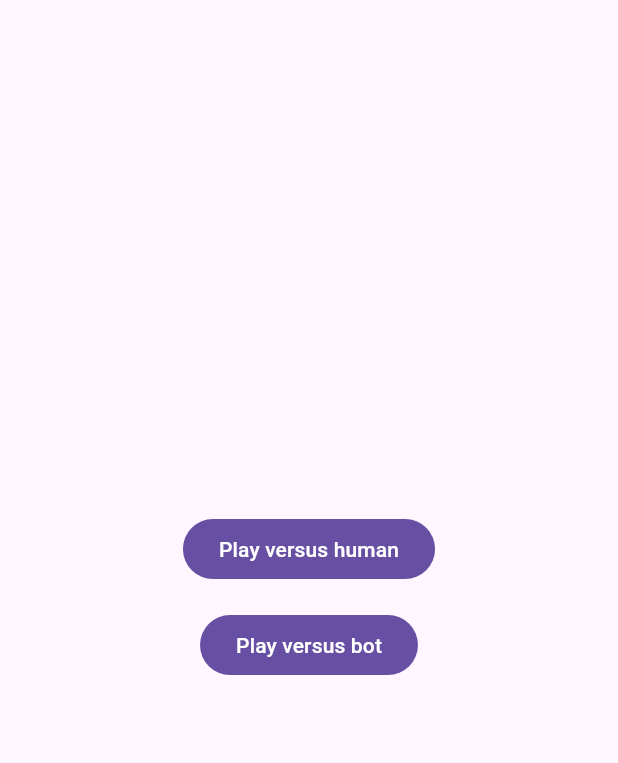
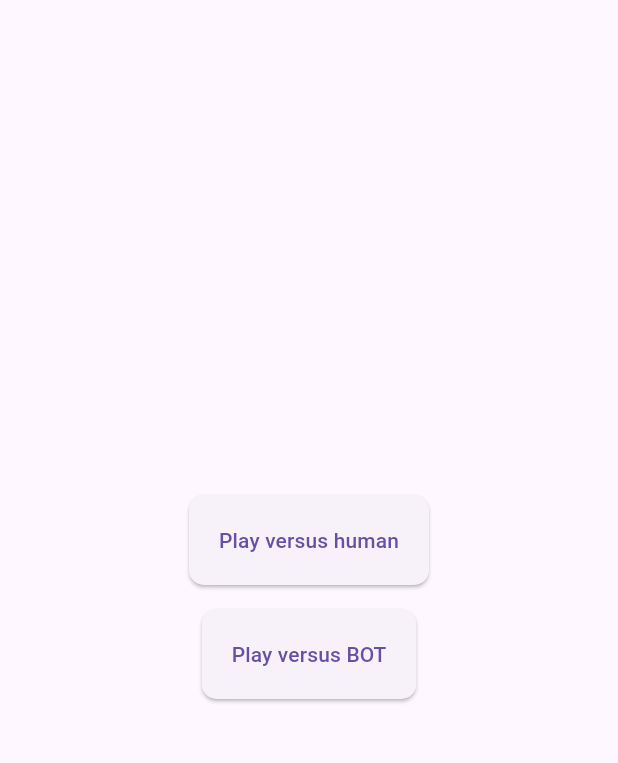
Before and after one commit to Alph-4/tic_tac_toe_v2, a Flutter app: the screen it shows after launch, after a tap on "Local Game", on a phone screen of 412 x 824 dp, the part 63-826 px from its top. Run offline on Flutter 3.47's test engine with Material 3 defaults, Android fonts, the light colour scheme and no system bars; our stand-ins replace firebase_core, google_fonts, hive, hive_flutter; missing offline and left inert: animated_icon; accounts and stored records are empty; generated files the repository leaves out were written again.

Commit message:
V1 in progress

```diff
--- a/lib/src/app.dart
+++ b/lib/src/app.dart
@@ -6,8 +6,6 @@ import 'package:tic_tac_toe_v2/src/view/main_menu/main_menu.dart';
 import 'package:tic_tac_toe_v2/src/view/settings/settings_controller.dart';
 import 'package:tic_tac_toe_v2/src/view/settings/settings_view.dart';
 
-import 'view/sample_feature/sample_item_details_view.dart';
-import 'view/sample_feature/sample_item_list_view.dart';
 
 /// The Widget that configures your application.
 class MyApp extends StatelessWidget {
@@ -69,15 +67,7 @@ class MyApp extends StatelessWidget {
             return MaterialPageRoute<void>(
               settings: routeSettings,
               builder: (BuildContext context) {
-                switch (routeSettings.name) {
-                  case SettingsView.routeName:
-                    return SettingsView(controller: settingsController);
-                  case SampleItemDetailsView.routeName:
-                    return const SampleItemDetailsView();
-                  case SampleItemListView.routeName:
-                  default:
-                    return const SampleItemListView();
-                }
+                return Container();
               },
             );
           },
--- /dev/null
+++ b/lib/src/data/model/history_hive_model.dart
@@ -0,0 +1,27 @@
+import 'package:hive/hive.dart';
+
+part 'history_hive_model.g.dart';
+
+@HiveType(typeId: 0)
+class HistoryModelHive {
+  HistoryModelHive({
+    required this.playerXName,
+    required this.playerOName,
+    required this.winner,
+    DateTime? date,
+  }) : date = date ?? DateTime.now();
+
+  @HiveField(1)
+  String playerXName;
+  @HiveField(2)
+  String playerOName;
+  @HiveField(3)
+  String? winner;
+  @HiveField(4)
+  DateTime date;
+
+  @override
+  String toString() {
+    return 'HistoryModelHive{playerXName: $playerXName, playerOName: $playerOName, winner: $winner, date: $date}';
+  }
+}
--- a/lib/src/view/game/game.dart
+++ b/lib/src/view/game/game.dart
@@ -3,6 +3,8 @@ import 'dart:math';
 import 'package:animated_icon/animated_icon.dart';
 import 'package:flutter/material.dart';
 import 'package:google_fonts/google_fonts.dart';
+import 'package:tic_tac_toe_v2/src/data/model/history_hive_model.dart';
+import 'package:tic_tac_toe_v2/src/data/source/local/history_box.dart';
 import 'package:tic_tac_toe_v2/src/model/player.dart';
 import 'package:tic_tac_toe_v2/src/view/settings/settings_view.dart';
 
@@ -35,8 +37,19 @@ class _TicTacToeGameState extends State<TicTacToeGame> {
       if (hasWon()) {
         _winner = _activePlayer;
         _showDialog("Winner is ${_winner!.name}!");
+
+        if (_versusBot!) {
+          saveGame(player1, bot, _winner!.name);
+        } else {
+          saveGame(player1, player2, _winner!.name);
+        }
       } else if (isBoardFull()) {
         _showDialog("It's a draw!");
+        if (_versusBot!) {
+          saveGame(player1, bot, "Draw");
+        } else {
+          saveGame(player1, player2, "Draw");
+        }
       } else {
         _activePlayer = _versusBot!
             ? (_activePlayer == player1 ? bot : player1)
@@ -84,7 +97,13 @@ class _TicTacToeGameState extends State<TicTacToeGame> {
     return Column(
       mainAxisAlignment: MainAxisAlignment.center,
       children: <Widget>[
-        FilledButton(
+        ElevatedButton(
+          style: ElevatedButton.styleFrom(
+            padding: const EdgeInsets.symmetric(vertical: 20, horizontal: 20),
+            shape: RoundedRectangleBorder(
+              borderRadius: BorderRadius.circular(10),
+            ),
+          ),
           onPressed: () {
             setState(() {
               _versusBot = false;
@@ -93,13 +112,19 @@ class _TicTacToeGameState extends State<TicTacToeGame> {
           child: const Text('Play versus human'),
         ),
         const SizedBox(height: 16),
-        FilledButton(
+        ElevatedButton(
+          style: ElevatedButton.styleFrom(
+            padding: const EdgeInsets.symmetric(vertical: 20, horizontal: 20),
+            shape: RoundedRectangleBorder(
+              borderRadius: BorderRadius.circular(10),
+            ),
+          ),
           onPressed: () {
             setState(() {
               _versusBot = true;
             });
           },
-          child: const Text('Play versus bot'),
+          child: const Text('Play versus BOT'),
         ),
       ],
     );
@@ -246,6 +271,14 @@ class _TicTacToeGameState extends State<TicTacToeGame> {
     );
   }
 
+  void saveGame(Player playerX, Player PlayerY, String winner) {
+    HistoryBox.setHistory(HistoryModelHive(
+      playerXName: playerX.name,
+      playerOName: PlayerY.name,
+      winner: winner,
+    ));
+  }
+
   Widget gameView() {
     return Column(
       mainAxisSize: MainAxisSize.max,
--- a/lib/src/view/main_menu/main_menu.dart
+++ b/lib/src/view/main_menu/main_menu.dart
@@ -12,14 +12,27 @@ class _MainMenuState extends State<MainMenu> {
   @override
   Widget build(BuildContext context) {
     return Scaffold(
-      appBar: AppBar(
-        title: const Text('Tic Tac Toe'),
-      ),
       body: Center(
         child: Column(
-          mainAxisAlignment: MainAxisAlignment.center,
+          mainAxisAlignment: MainAxisAlignment.spaceEvenly,
           children: <Widget>[
-            FilledButton(
+            Text(
+              'Tic Tac Toe',
+              style: TextStyle(
+                fontSize: 50,
+              ),
+            ),
+            Container(
+              child: Column(
+                children: [
+                  ElevatedButton(
+                    style: ElevatedButton.styleFrom(
+                      padding: const EdgeInsets.symmetric(
+                          vertical: 20, horizontal: 20),
+                      shape: RoundedRectangleBorder(
+                        borderRadius: BorderRadius.circular(10),
+                      ),
+                    ),
                     onPressed: () {
                       Navigator.push(
                         context,
@@ -31,11 +44,21 @@ class _MainMenuState extends State<MainMenu> {
                     child: const Text('Local Game'),
                   ),
                   const SizedBox(height: 16),
-            FilledButton(
+                  ElevatedButton(
+                    style: ElevatedButton.styleFrom(
+                      padding: const EdgeInsets.symmetric(
+                          vertical: 20, horizontal: 20),
+                      shape: RoundedRectangleBorder(
+                        borderRadius: BorderRadius.circular(10),
+                      ),
+                    ),
                     onPressed: () {
                       // TODO: Implement online game
                     },
                     child: const Text('Online Game'),
+                  )
+                ],
+              ),
             ),
           ],
         ),
--- a/lib/src/view/sample_feature/sample_item.dart
+++ /dev/null
@@ -1,6 +0,0 @@
-/// A placeholder class that represents an entity or model.
-class SampleItem {
-  const SampleItem(this.id);
-
-  final int id;
-}
--- a/pubspec.yaml
+++ b/pubspec.yaml
@@ -20,6 +20,8 @@ dependencies:
     sdk: flutter
   flutter_native_splash: ^2.4.1
   google_fonts: ^6.2.1
+  hive: ^2.2.3
+  hive_flutter: ^1.1.0
 
 dev_dependencies:
   flutter_lints: ^4.0.0
```
Also changed, not shown: lib/main.dart (+5 -2 lines), lib/src/data/source/local/history_box.dart (added, +27 -0 lines), lib/src/view/sample_feature/sample_item_details_view.dart (deleted, +0 -20 lines), lib/src/view/sample_feature/sample_item_list_view.dart (deleted, +0 -71 lines), lib/src/view/widgets/history_list.dart (added, +129 -0 lines), lib/src/data/model/history_hive_model.g.dart (added), pubspec.lock. Lines whose indentation alone changed are shown as unchanged.
